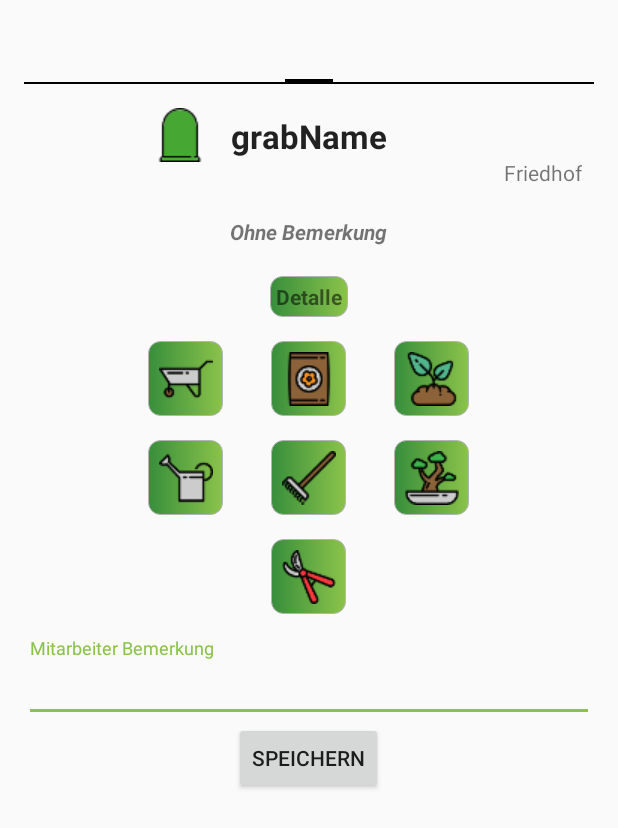
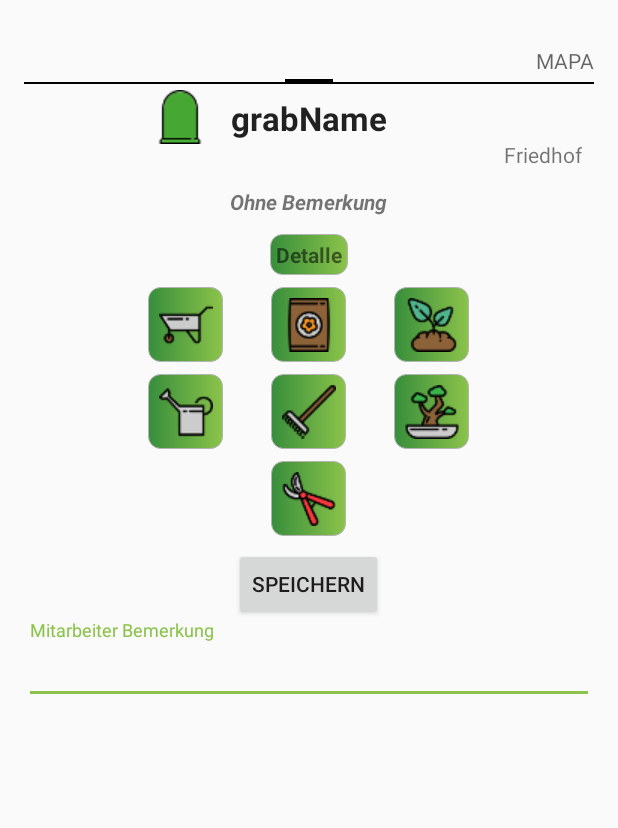
Before and after one commit to lunasoft2001/FriedhofUMS, an Android app: the FormularioDetalle screen opened directly, with no data from a screen before it, on a phone screen of 412 x 824 dp. Shown: the top 828 px of the screen. Run offline under Robolectric (Android 15) with nearby library versions, the light colour scheme and no system bars; 1 statement that could not run was skipped.

Commit message:
mapa en todas las pantallas. Click sobre la marca distinge el origen de la actividad. solucionado la vision del campo buscar en la lista detalle

```diff
--- a/app/src/main/java/at/ums/luna/friedhofums/actividades/FormularioDetalle.java
+++ b/app/src/main/java/at/ums/luna/friedhofums/actividades/FormularioDetalle.java
@@ -6,13 +6,20 @@
 import android.support.v4.view.ViewPager;
 import android.support.v7.app.AppCompatActivity;
 import android.os.Bundle;
+import android.util.Log;
+
+import java.util.ArrayList;
 
 import at.ums.luna.friedhofums.R;
+import at.ums.luna.friedhofums.modelo.ArbeitDetail;
 
-public class FormularioDetalle extends AppCompatActivity {
+public class FormularioDetalle extends AppCompatActivity implements FormularioDetalleFragment.OnHeadlineSelectedListener{
 
     private String idGrab;
     private String idObjeto;
+
+    private FormularioDetalleFragment formularioDetalleFragment;
+    private MapaDetailFragment mapaDetailFragment;
 
     @Override
     protected void onCreate(Bundle savedInstanceState) {
@@ -22,10 +29,37 @@
         idGrab = getIntent().getStringExtra("idGrab");
         idObjeto = getIntent().getStringExtra("idObjeto");
 
+        mapaDetailFragment = new MapaDetailFragment();
+        formularioDetalleFragment = new FormularioDetalleFragment();
+
         ViewPager pager =(ViewPager) findViewById(R.id.pager);
         pager.setAdapter(new AdaptadorPager(getSupportFragmentManager()));
 
     }
+
+
+    /**
+     * para recibir y enviar informacion a los fragmentos
+     * @param lista
+     */
+    @Override
+    public void onListaObtenida(ArrayList<ArbeitDetail> lista) {
+
+
+            mapaDetailFragment.borrarMarcas();
+            mapaDetailFragment.recibeListadoTumbas(lista);
+            mapaDetailFragment.actualizaMarcas();
+
+    }
+
+    /**
+     * Fin enviar informacion entre fragmentos
+     */
+
+
+
+
+
 
     private class AdaptadorPager extends FragmentPagerAdapter {
 
@@ -48,17 +82,18 @@
         public Fragment getItem(int position) {
             Bundle args = new Bundle();
             args.putString("idObjeto",idObjeto);
+            args.putString("origen", "formulario");
 
 
             switch (position) {
                 case 0:
-                    FormularioDetalleFragment f1 = new FormularioDetalleFragment();
-                    f1.setArguments(args);
-                    return f1;
+                    formularioDetalleFragment = new FormularioDetalleFragment();
+                    formularioDetalleFragment.setArguments(args);
+                    return formularioDetalleFragment;
                 case 1:
-                    MapaDetailFragment f2 = new MapaDetailFragment();
-                    f2.setArguments(args);
-                    return f2;
+                    mapaDetailFragment = new MapaDetailFragment();
+                    mapaDetailFragment.setArguments(args);
+                    return mapaDetailFragment;
                 default:
                     return null;
             }
@@ -66,7 +101,7 @@
 
         @Override
         public int getCount() {
-            return 1;
+            return 2;
         }
     }
 }
--- a/app/src/main/java/at/ums/luna/friedhofums/actividades/FormularioDetalleFragment.java
+++ b/app/src/main/java/at/ums/luna/friedhofums/actividades/FormularioDetalleFragment.java
@@ -1,6 +1,7 @@
 package at.ums.luna.friedhofums.actividades;
 
 
+import android.app.Activity;
 import android.content.SharedPreferences;
 import android.graphics.drawable.Icon;
 import android.os.Bundle;
@@ -11,10 +12,12 @@
 import android.view.LayoutInflater;
 import android.view.View;
 import android.view.ViewGroup;
+import android.view.ViewTreeObserver;
 import android.view.WindowManager;
 import android.widget.EditText;
 import android.widget.ImageButton;
 import android.widget.ImageView;
+import android.widget.ScrollView;
 import android.widget.TextView;
 import android.widget.Toast;
 
@@ -24,6 +27,7 @@
 import com.backendless.exceptions.BackendlessFault;
 import com.backendless.persistence.BackendlessDataQuery;
 
+import java.util.ArrayList;
 import java.util.List;
 
 import at.ums.luna.friedhofums.R;
@@ -51,6 +55,7 @@
     private ImageButton decorar;
     private ImageButton pflege;
     private EditText observacionesMitarbeiter;
+    private ScrollView mScrollView;
 
     private String idRecoger;
     private String idTierra;
@@ -61,6 +66,42 @@
     private String idPflege;
 
     private ArbeitDetail trabajoObtenido;
+
+
+    /**
+     * codigo para pasar datos entre fragmentos
+     */
+
+    OnHeadlineSelectedListener mCallBack;
+
+    public interface OnHeadlineSelectedListener {
+        public void onListaObtenida(ArrayList<ArbeitDetail> lista);
+    }
+
+    @Override
+    public void onAttach(Activity activity) {
+        super.onAttach(activity);
+        try {
+            mCallBack = (OnHeadlineSelectedListener) activity;
+        }catch (ClassCastException e){
+            throw new ClassCastException(activity.toString()
+                    + " must implement OnHeadlineSelectedListener");
+        }
+    }
+
+    public void enviaAFragmento(ArbeitDetail arbeit){
+
+        ArrayList<ArbeitDetail> lista = new ArrayList<ArbeitDetail>();
+        lista.add(arbeit);
+
+        mCallBack.onListaObtenida(lista);
+
+    }
+
+    /**
+     * Fin codigo
+     */
+
 
 
     public FormularioDetalleFragment() {
@@ -91,12 +132,15 @@
         decorar = (ImageButton)viewFragmento.findViewById(R.id.botonDecorar);
         pflege = (ImageButton)viewFragmento.findViewById(R.id.botonPflege);
         observacionesMitarbeiter = (EditText)viewFragmento.findViewById(R.id.etObservacionMitarbeiter);
+        mScrollView = (ScrollView) viewFragmento.findViewById(R.id.scrollView);
 
         obtenerDatos();
+
 
         return viewFragmento;
 
     }
+
 
     @Override
     public void onViewCreated(View view, @Nullable Bundle savedInstanceState) {
@@ -113,6 +157,7 @@
         getView().findViewById(R.id.botonGuardar).setOnClickListener(mGlobal_onClickListener);
 
         getActivity().getWindow().setSoftInputMode(WindowManager.LayoutParams.SOFT_INPUT_STATE_ALWAYS_HIDDEN);
+
 
     }
 
@@ -247,6 +292,8 @@
                 decorar.setAlpha(arbeitDetail.transparenciaTarea(idDecorar));
                 pflege.setAlpha(arbeitDetail.transparenciaTarea(idPflege));
 
+                enviaAFragmento(arbeitDetail);
+
 
                 Log.i("MENSAJES", arbeitDetail.getDetalle());
             }
--- a/app/src/main/java/at/ums/luna/friedhofums/actividades/ListadoDetail.java
+++ b/app/src/main/java/at/ums/luna/friedhofums/actividades/ListadoDetail.java
@@ -107,13 +107,13 @@
             switch (MODO) {
                 case 1:
                     args.putString("filtro",null);
-                    args.putStringArray("argumentos",null);
                     args.putString("idTarea", idTarea);
+                    args.putString("origen", "listado");
                     break;
                 case 2:
                     args.putString("filtro", whereClause.toString());
-                    args.putStringArray("argumentos",null);
                     args.putString("idTarea", idTarea);
+                    args.putString("origen", "listado");
 
                     break;
             }
--- a/app/src/main/java/at/ums/luna/friedhofums/inicio/SplashActivity.java
+++ b/app/src/main/java/at/ums/luna/friedhofums/inicio/SplashActivity.java
@@ -118,7 +118,7 @@
         final AlertDialog.Builder builder = new AlertDialog.Builder(this);
         final EditText etPassword = new EditText(SplashActivity.this);
 
-        etPassword.setHint("password");
+        etPassword.setHint(this.getString(R.string.password));
         etPassword.setInputType(InputType.TYPE_CLASS_NUMBER);
 
         builder.setTitle(this.getString(R.string.password))
--- a/app/src/main/res/layout/fragment_formulario_detalle.xml
+++ b/app/src/main/res/layout/fragment_formulario_detalle.xml
@@ -6,13 +6,14 @@
 
     <ScrollView
         android:layout_width="match_parent"
-        android:layout_height="match_parent">
+        android:layout_height="match_parent"
+        android:id="@+id/scrollView">
 
 
         <RelativeLayout
             android:layout_width="match_parent"
             android:layout_height="match_parent"
-            android:paddingTop="16dp"
+            android:paddingTop="4dp"
             android:layout_gravity="center_horizontal|top">
 
             <TextView
@@ -50,7 +51,7 @@
                 android:layout_height="wrap_content"
                 android:text="Ohne Bemerkung"
                 android:id="@+id/tvBemerkung"
-                android:layout_marginTop="16dp"
+                android:layout_marginTop="8dp"
                 android:padding="4dp"
                 android:textStyle="bold|italic"
                 android:layout_below="@+id/tvFriedhof"
@@ -62,7 +63,7 @@
                 android:layout_height="wrap_content"
                 android:text="Detalle"
                 android:id="@+id/tvDetalle"
-                android:layout_marginTop="16dp"
+                android:layout_marginTop="8dp"
                 android:padding="4dp"
                 android:textStyle="normal|bold"
                 android:layout_below="@+id/tvBemerkung"
@@ -72,7 +73,7 @@
             <LinearLayout
                 android:layout_width="match_parent"
                 android:layout_height="wrap_content"
-                android:layout_marginTop="16dp"
+                android:layout_marginTop="8dp"
                 android:id="@+id/linLayBotones1"
                 android:orientation="horizontal"
                 android:gravity="center_horizontal"
@@ -108,7 +109,7 @@
             <LinearLayout
                 android:layout_width="match_parent"
                 android:layout_height="wrap_content"
-                android:layout_marginTop="16dp"
+                android:layout_marginTop="8dp"
                 android:id="@+id/linLayBotones2"
                 android:layout_below="@+id/linLayBotones1"
                 android:orientation="horizontal"
@@ -146,7 +147,7 @@
             <LinearLayout
                 android:layout_width="match_parent"
                 android:layout_height="wrap_content"
-                android:layout_marginTop="16dp"
+                android:layout_marginTop="8dp"
                 android:id="@+id/linLayBotones3"
                 android:layout_below="@+id/linLayBotones2"
                 android:orientation="horizontal"
@@ -165,11 +166,18 @@
             <LinearLayout
                 android:layout_width="match_parent"
                 android:layout_height="wrap_content"
-                android:layout_marginTop="16dp"
+                android:layout_marginTop="8dp"
                 android:id="@+id/linLayBotones4"
                 android:layout_below="@+id/linLayBotones3"
                 android:orientation="vertical"
                 android:gravity="center_horizontal">
+
+                <Button
+                    android:layout_width="wrap_content"
+                    android:layout_height="wrap_content"
+                    android:id="@+id/botonGuardar"
+                    android:text="SPEICHERN"
+                    android:layout_gravity="center_horizontal"/>
 
                 <android.support.design.widget.TextInputLayout
                     android:layout_width="match_parent"
@@ -187,13 +195,6 @@
                 </android.support.design.widget.TextInputLayout>
 
 
-                <Button
-                    android:layout_width="wrap_content"
-                    android:layout_height="wrap_content"
-                    android:id="@+id/botonGuardar"
-                    android:text="SPEICHERN"/>
-
-
             </LinearLayout>
 
 
```
Also changed, not shown: app/src/main/java/at/ums/luna/friedhofums/actividades/MapaDetailFragment.java (+20 -8 lines), app/src/main/res/layout/fragment_listado_detail.xml (+3 -8 lines), 1 other file.
